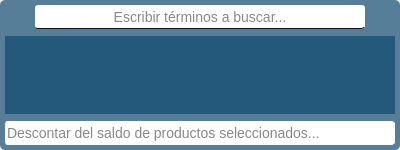
Old version of the form ui/debts_balanceProductsList.ui in the repository Bruno-Heit/programa-forrajeria.
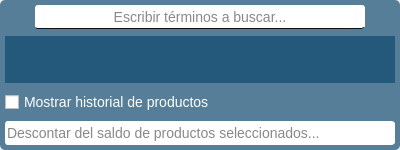
New version of the form.

Commit message: CHANGED tooltips' for delete buttons in the main tables

Patch:
```diff
--- a/ui/debts_balanceProductsList.ui
+++ b/ui/debts_balanceProductsList.ui
@@ -56,6 +56,12 @@
 }
 
 
+QCheckBox {
+	spacing: 5px;
+	color: #fff;
+}
+
+
 QTableView {
 	background-color: rgba(34, 87, 122, 240);
 	color: #fff;
@@ -149,7 +155,7 @@
    </property>
    <item>
     <widget class="QWidget" name="central_widget" native="true">
-     <layout class="QVBoxLayout" name="verticalLayout_2" stretch="0,0,0">
+     <layout class="QVBoxLayout" name="verticalLayout_2" stretch="0,0,0,0">
       <property name="spacing">
        <number>7</number>
       </property>
@@ -245,6 +251,34 @@
         </attribute>
        </widget>
       </item>
+      <item>
+       <widget class="QCheckBox" name="checkbox_show_all_products">
+        <property name="minimumSize">
+         <size>
+          <width>0</width>
+          <height>24</height>
+         </size>
+        </property>
+        <property name="maximumSize">
+         <size>
+          <width>16777215</width>
+          <height>24</height>
+         </size>
+        </property>
+        <property name="toolTip">
+         <string notr="true">&lt;html&gt;&lt;head/&gt;&lt;body&gt;&lt;p&gt;Muestra &lt;span style=&quot; font-weight:700;&quot;&gt;todos los productos&lt;/span&gt; que el cliente haya tenido en su cuenta corriente.&lt;/p&gt;&lt;p&gt;&lt;br/&gt;Ésto es útil para, por ejemplo, realizar correcciones sobre cambios hechos en detalles de algún producto que no se debieron haber realizado, como eliminar una deuda incorrecta o ingresar mal una fecha.&lt;/p&gt;&lt;/body&gt;&lt;/html&gt;</string>
+        </property>
+        <property name="text">
+         <string>Mostrar historial de productos</string>
+        </property>
+        <property name="iconSize">
+         <size>
+          <width>24</width>
+          <height>24</height>
+         </size>
+        </property>
+       </widget>
+      </item>
       <item>
        <widget class="QLineEdit" name="le_reduce_debt">
         <property name="sizePolicy">
```
Left out of the diff: 6 changed lines with no effect on the pictures. The commit also changes 2 other files.
